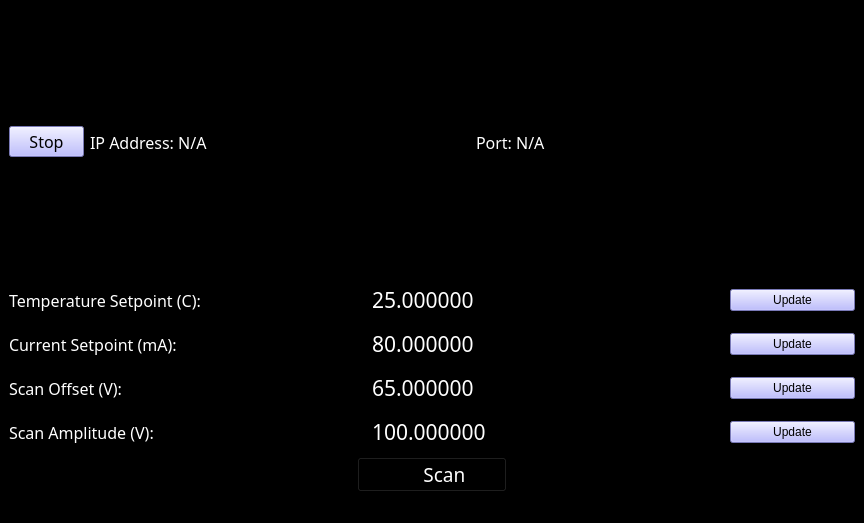
The window that pylabnet/gui/pyqt/gui_templates/toptica_control.ui (lukingroup/pylabnet) describes before a commit, drawn with Qt 5.
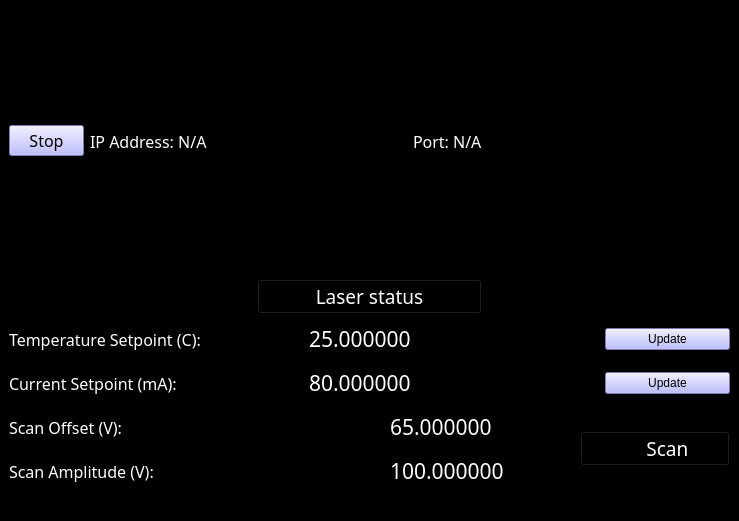
The same window after the commit. Icons and pictures are not drawn.

Commit message: added functionality for turning toptica on/off

Patch:
```diff
--- a/pylabnet/gui/pyqt/gui_templates/toptica_control.ui
+++ b/pylabnet/gui/pyqt/gui_templates/toptica_control.ui
@@ -6,8 +6,8 @@
    <rect>
     <x>0</x>
     <y>0</y>
-    <width>864</width>
-    <height>523</height>
+    <width>739</width>
+    <height>521</height>
    </rect>
   </property>
   <property name="sizePolicy">
@@ -23,6 +23,9 @@
    <string notr="true">background-color: rgb(0, 0, 0);</string>
   </property>
   <widget class="QWidget" name="centralwidget">
+   <property name="layoutDirection">
+    <enum>Qt::LeftToRight</enum>
+   </property>
    <layout class="QVBoxLayout" name="verticalLayout">
     <item>
      <layout class="QHBoxLayout" name="horizontalLayout_8">
@@ -95,6 +98,46 @@
       </item>
      </layout>
     </item>
+    <item>
+     <layout class="QHBoxLayout" name="horizontalLayout_2">
+      <item>
+       <widget class="QPushButton" name="on_off">
+        <property name="maximumSize">
+         <size>
+          <width>225</width>
+          <height>16777215</height>
+         </size>
+        </property>
+        <property name="font">
+         <font>
+          <family>Calibri Light</family>
+          <pointsize>14</pointsize>
+         </font>
+        </property>
+        <property name="styleSheet">
+         <string notr="true">color: rgb(255, 255, 255);</string>
+        </property>
+        <property name="text">
+         <string>Laser status</string>
+        </property>
+        <property name="icon">
+         <iconset>
+          <normaloff>green_LED_off.svg</normaloff>
+          <normalon>green_LED_on.svg</normalon>green_LED_off.svg</iconset>
+        </property>
+        <property name="checkable">
+         <bool>true</bool>
+        </property>
+        <property name="checked">
+         <bool>false</bool>
+        </property>
+        <property name="autoExclusive">
+         <bool>false</bool>
+        </property>
+       </widget>
+      </item>
+     </layout>
+    </item>
     <item>
      <layout class="QHBoxLayout" name="horizontalLayout_5">
       <item>
@@ -272,184 +315,8 @@
      </layout>
     </item>
     <item>
-     <layout class="QHBoxLayout" name="horizontalLayout_2">
-      <item>
-       <widget class="QLabel" name="ip_label_4">
-        <property name="maximumSize">
-         <size>
-          <width>16777215</width>
-          <height>16777215</height>
-         </size>
-        </property>
-        <property name="font">
-         <font>
-          <family>Calibri Light</family>
-          <pointsize>12</pointsize>
-         </font>
-        </property>
-        <property name="styleSheet">
-         <string notr="true">color: rgb(255, 255, 255);</string>
-        </property>
-        <property name="text">
-         <string>Scan Offset (V):</string>
-        </property>
-       </widget>
-      </item>
-      <item>
-       <widget class="QDoubleSpinBox" name="offset">
-        <property name="font">
-         <font>
-          <family>Calibri Light</family>
-          <pointsize>16</pointsize>
-         </font>
-        </property>
-        <property name="styleSheet">
-         <string notr="true">color: rgb(255, 255, 255);
-selection-background-color: rgb(0, 85, 0);
-selection-color: rgb(255, 255, 255);</string>
-        </property>
-        <property name="frame">
-         <bool>false</bool>
-        </property>
-        <property name="buttonSymbols">
-         <enum>QAbstractSpinBox::NoButtons</enum>
-        </property>
-        <property name="accelerated">
-         <bool>false</bool>
-        </property>
-        <property name="correctionMode">
-         <enum>QAbstractSpinBox::CorrectToNearestValue</enum>
-        </property>
-        <property name="keyboardTracking">
-         <bool>false</bool>
-        </property>
-        <property name="decimals">
-         <number>6</number>
-        </property>
-        <property name="minimum">
-         <double>-1.000000000000000</double>
-        </property>
-        <property name="maximum">
-         <double>130.000000000000000</double>
-        </property>
-        <property name="singleStep">
-         <double>0.000010000000000</double>
-        </property>
-        <property name="value">
-         <double>65.000000000000000</double>
-        </property>
-       </widget>
-      </item>
-      <item>
-       <widget class="QPushButton" name="update_4">
-        <property name="maximumSize">
-         <size>
-          <width>125</width>
-          <height>16777215</height>
-         </size>
-        </property>
-        <property name="styleSheet">
-         <string notr="true">font: 25 12pt &quot;Calibri Light&quot;;
-background-color: rgb(170, 170, 255);</string>
-        </property>
-        <property name="text">
-         <string>Update</string>
-        </property>
-       </widget>
-      </item>
-     </layout>
-    </item>
-    <item>
-     <layout class="QHBoxLayout" name="horizontalLayout_3">
-      <item>
-       <widget class="QLabel" name="ip_label_5">
-        <property name="maximumSize">
-         <size>
-          <width>16777215</width>
-          <height>16777215</height>
-         </size>
-        </property>
-        <property name="font">
-         <font>
-          <family>Calibri Light</family>
-          <pointsize>12</pointsize>
-         </font>
-        </property>
-        <property name="styleSheet">
-         <string notr="true">color: rgb(255, 255, 255);</string>
-        </property>
-        <property name="text">
-         <string>Scan Amplitude (V):</string>
-        </property>
-       </widget>
-      </item>
-      <item>
-       <widget class="QDoubleSpinBox" name="amplitude">
-        <property name="font">
-         <font>
-          <family>Calibri Light</family>
-          <pointsize>16</pointsize>
-         </font>
-        </property>
-        <property name="styleSheet">
-         <string notr="true">color: rgb(255, 255, 255);
-selection-background-color: rgb(0, 85, 0);
-selection-color: rgb(255, 255, 255);</string>
-        </property>
-        <property name="frame">
-         <bool>false</bool>
-        </property>
-        <property name="buttonSymbols">
-         <enum>QAbstractSpinBox::NoButtons</enum>
-        </property>
-        <property name="accelerated">
-         <bool>false</bool>
-        </property>
-        <property name="correctionMode">
-         <enum>QAbstractSpinBox::CorrectToNearestValue</enum>
-        </property>
-        <property name="keyboardTracking">
-         <bool>false</bool>
-        </property>
-        <property name="decimals">
-         <number>6</number>
-        </property>
-        <property name="minimum">
-         <double>0.000000000000000</double>
-        </property>
-        <property name="maximum">
-         <double>130.000000000000000</double>
-        </property>
-        <property name="singleStep">
-         <double>0.000010000000000</double>
-        </property>
-        <property name="value">
-         <double>100.000000000000000</double>
-        </property>
-       </widget>
-      </item>
-      <item>
-       <widget class="QPushButton" name="update_5">
-        <property name="maximumSize">
-         <size>
-          <width>125</width>
-          <height>16777215</height>
-         </size>
-        </property>
-        <property name="styleSheet">
-         <string notr="true">font: 25 12pt &quot;Calibri Light&quot;;
-background-color: rgb(170, 170, 255);</string>
-        </property>
-        <property name="text">
-         <string>Update</string>
-        </property>
-       </widget>
-      </item>
-     </layout>
-    </item>
-    <item>
-     <layout class="QHBoxLayout" name="horizontalLayout_6">
-      <item>
+     <layout class="QGridLayout" name="gridLayout">
+      <item row="0" column="3" rowspan="2">
        <widget class="QPushButton" name="scan">
         <property name="maximumSize">
          <size>
@@ -485,6 +352,140 @@
         </property>
        </widget>
       </item>
+      <item row="1" column="0" colspan="2">
+       <widget class="QLabel" name="ip_label_5">
+        <property name="maximumSize">
+         <size>
+          <width>16777215</width>
+          <height>16777215</height>
+         </size>
+        </property>
+        <property name="font">
+         <font>
+          <family>Calibri Light</family>
+          <pointsize>12</pointsize>
+         </font>
+        </property>
+        <property name="styleSheet">
+         <string notr="true">color: rgb(255, 255, 255);</string>
+        </property>
+        <property name="text">
+         <string>Scan Amplitude (V):</string>
+        </property>
+       </widget>
+      </item>
+      <item row="1" column="2">
+       <widget class="QDoubleSpinBox" name="amplitude">
+        <property name="font">
+         <font>
+          <family>Calibri Light</family>
+          <pointsize>16</pointsize>
+         </font>
+        </property>
+        <property name="styleSheet">
+         <string notr="true">color: rgb(255, 255, 255);
+selection-background-color: rgb(0, 85, 0);
+selection-color: rgb(255, 255, 255);</string>
+        </property>
+        <property name="frame">
+         <bool>false</bool>
+        </property>
+        <property name="buttonSymbols">
+         <enum>QAbstractSpinBox::NoButtons</enum>
+        </property>
+        <property name="accelerated">
+         <bool>false</bool>
+        </property>
+        <property name="correctionMode">
+         <enum>QAbstractSpinBox::CorrectToNearestValue</enum>
+        </property>
+        <property name="keyboardTracking">
+         <bool>false</bool>
+        </property>
+        <property name="decimals">
+         <number>6</number>
+        </property>
+        <property name="minimum">
+         <double>0.000000000000000</double>
+        </property>
+        <property name="maximum">
+         <double>130.000000000000000</double>
+        </property>
+        <property name="singleStep">
+         <double>0.000010000000000</double>
+        </property>
+        <property name="value">
+         <double>100.000000000000000</double>
+        </property>
+       </widget>
+      </item>
+      <item row="0" column="2">
+       <widget class="QDoubleSpinBox" name="offset">
+        <property name="font">
+         <font>
+          <family>Calibri Light</family>
+          <pointsize>16</pointsize>
+         </font>
+        </property>
+        <property name="styleSheet">
+         <string notr="true">color: rgb(255, 255, 255);
+selection-background-color: rgb(0, 85, 0);
+selection-color: rgb(255, 255, 255);</string>
+        </property>
+        <property name="frame">
+         <bool>false</bool>
+        </property>
+        <property name="buttonSymbols">
+         <enum>QAbstractSpinBox::NoButtons</enum>
+        </property>
+        <property name="accelerated">
+         <bool>false</bool>
+        </property>
+        <property name="correctionMode">
+         <enum>QAbstractSpinBox::CorrectToNearestValue</enum>
+        </property>
+        <property name="keyboardTracking">
+         <bool>false</bool>
+        </property>
+        <property name="decimals">
+         <number>6</number>
+        </property>
+        <property name="minimum">
+         <double>-1.000000000000000</double>
+        </property>
+        <property name="maximum">
+         <double>130.000000000000000</double>
+        </property>
+        <property name="singleStep">
+         <double>0.000010000000000</double>
+        </property>
+        <property name="value">
+         <double>65.000000000000000</double>
+        </property>
+       </widget>
+      </item>
+      <item row="0" column="0" colspan="2">
+       <widget class="QLabel" name="ip_label_4">
+        <property name="maximumSize">
+         <size>
+          <width>16777215</width>
+          <height>16777215</height>
+         </size>
+        </property>
+        <property name="font">
+         <font>
+          <family>Calibri Light</family>
+          <pointsize>12</pointsize>
+         </font>
+        </property>
+        <property name="styleSheet">
+         <string notr="true">color: rgb(255, 255, 255);</string>
+        </property>
+        <property name="text">
+         <string>Scan Offset (V):</string>
+        </property>
+       </widget>
+      </item>
      </layout>
     </item>
    </layout>
```
Left out of the diff: 6 changed lines with no effect on the pictures. The commit also changes 1 other file.
